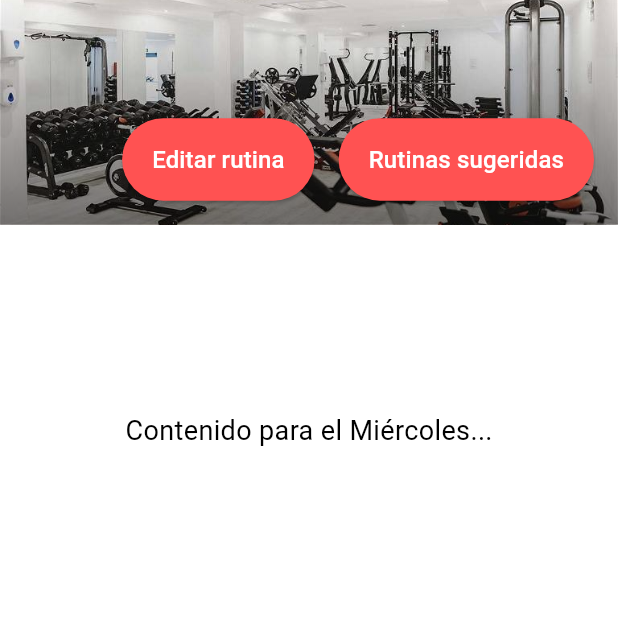
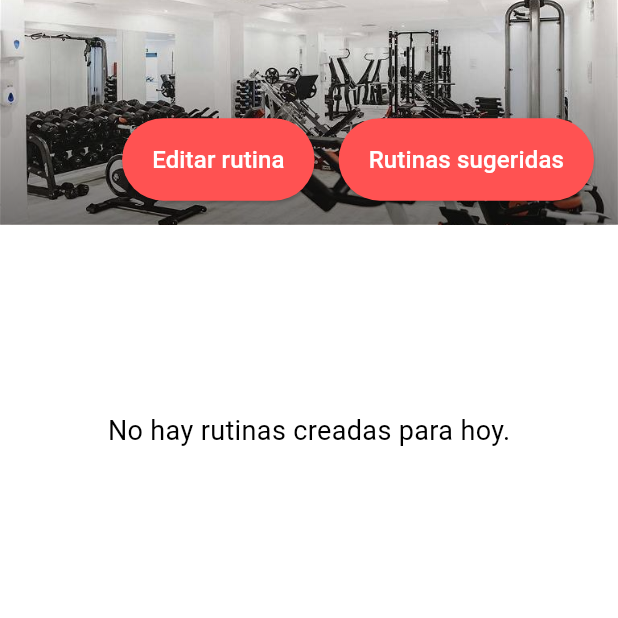
Before and after one commit to Brunitozz/FitPlan, a Flutter app: the RutinasScreen screen opened directly, on a phone screen of 412 x 824 dp, the top half of it. Run offline on Flutter 3.47's test engine with Material 3 defaults, Android fonts, the light colour scheme and no system bars.

Commit message:
Rutinas - Avanzado 75%
Listo

```diff
--- a/lib/Rutinas/editar_rutinas.dart
+++ b/lib/Rutinas/editar_rutinas.dart
@@ -1,6 +1,6 @@
 import 'package:flutter/material.dart';
 import 'package:provider/provider.dart';
-import 'provider.dart'; // Asegúrate de tener la ruta correcta
+import 'provider.dart';
 
 class EditarRutinasScreen extends StatefulWidget {
   const EditarRutinasScreen({Key? key}) : super(key: key);
--- a/lib/Rutinas/rutinas.dart
+++ b/lib/Rutinas/rutinas.dart
@@ -1,34 +1,13 @@
 import 'package:flutter/material.dart';
 import 'package:intl/intl.dart';
-import 'package:provider/provider.dart'; // Importar provider
+import 'package:provider/provider.dart';
 import 'editar_rutinas.dart';
 import 'provider.dart'; // Importar RutinasProvider
 
+String diaDeLaSemana = DateFormat('EEEE', 'es_ES').format(DateTime.now());
 
 class RutinasScreen extends StatelessWidget {
   const RutinasScreen({Key? key}) : super(key: key);
-
-  String _getContenidoDelDia() {
-    String diaDeLaSemana = DateFormat('EEEE', 'es_ES').format(DateTime.now());
-    switch (diaDeLaSemana.toLowerCase()) {
-      case 'lunes':
-        return 'Contenido para el Lunes...';
-      case 'martes':
-        return 'Contenido para el Martes...';
-      case 'miércoles':
-        return 'Contenido para el Miércoles...';
-      case 'jueves':
-        return 'Contenido para el Jueves...';
-      case 'viernes':
-        return 'Contenido para el Viernes...';
-      case 'sábado':
-        return 'Contenido para el Sábado...';
-      case 'domingo':
-        return 'Contenido para el Domingo...';
-      default:
-        return 'Contenido de las rutinas...';
-    }
-  }
 
   @override
   Widget build(BuildContext context) {
@@ -100,11 +79,7 @@ class RutinasScreen extends StatelessWidget {
               child: Center(
                 child: Consumer<RutinasProvider>(
                   builder: (context, rutinasProvider, child) {
-                    String contenido = _getContenidoDelDia();
-                    return Text(
-                      contenido,
-                      style: const TextStyle(fontSize: 18),
-                    );
+                    return mostrarRutinas(rutinasProvider);
                   },
                 ),
               ),
@@ -112,6 +87,95 @@ class RutinasScreen extends StatelessWidget {
           ),
         ],
       ),
+    );
+  }
+
+  Widget mostrarRutinas(RutinasProvider rutinasProvider) {
+    switch (diaDeLaSemana.toLowerCase()) {
+      case 'lunes':
+        return _buildRutinasList(rutinasProvider);
+      case 'martes':
+        return _buildMensaje('¡Martes libre, recupera energías!');
+      case 'miércoles':
+        return _buildRutinasList(rutinasProvider);
+      case 'jueves':
+        return _buildMensaje('¡Jueves libre, recupera energías!');
+      case 'viernes':
+        return _buildMensaje('¡Viernes libre, recupera energías!');
+      case 'sábado':
+        return _buildMensaje('¡Sábado libre, recupera energías!');
+      case 'domingo':
+        return _buildMensaje('¡Domingo libre, recupera energías!');
+      default:
+        return _buildMensaje('Contenido de las rutinas...');
+    }
+  }
+
+  Widget _buildRutinasList(RutinasProvider rutinasProvider) {
+    List<Widget> rutinasWidgets = [];
+
+    rutinasProvider.rutinas.forEach((key, rutina) {
+      if (rutina.repeticiones > 0 && rutina.series > 0) {
+        rutinasWidgets.add(Container(
+          margin: EdgeInsets.only(bottom: 10),
+          padding: EdgeInsets.all(10),
+          decoration: BoxDecoration(
+            color: Colors.redAccent.withOpacity(0.5),
+            borderRadius: BorderRadius.circular(8),
+          ),
+          child: Row(
+            children: [
+              Image.asset(
+                obtenerImagen(rutina.name),
+                width: 80,
+                height: 80,
+                fit: BoxFit.cover,
+              ),
+              SizedBox(width: 10),
+              Column(
+                crossAxisAlignment: CrossAxisAlignment.start,
+                children: [
+                  Text(
+                    rutina.name,
+                    style: TextStyle(
+                      color: Colors.white,
+                      fontWeight: FontWeight.bold,
+                      fontSize: 18,
+                    ),
+                  ),
+                  SizedBox(height: 5),
+                  Text(
+                    'Repeticiones: ${rutina.repeticiones}',
+                    style: TextStyle(color: Colors.white, fontSize: 16),
+                  ),
+                  Text(
+                    'Series: ${rutina.series}',
+                    style: TextStyle(color: Colors.white, fontSize: 16),
+                  ),
+                ],
+              ),
+            ],
+          ),
+        ));
+      }
+    });
+
+    if (rutinasWidgets.isEmpty) {
+      return Text(
+        'No hay rutinas creadas para hoy.',
+        style: TextStyle(fontSize: 18),
+      );
+    }
+
+    return ListView(
+      children: rutinasWidgets,
+    );
+  }
+
+  Widget _buildMensaje(String mensaje) {
+    return Text(
+      mensaje,
+      style: TextStyle(fontSize: 18),
     );
   }
 
@@ -154,6 +218,35 @@ class RutinasScreen extends StatelessWidget {
       },
     );
   }
+
+  String obtenerImagen(String nombre) {
+    switch (nombre) {
+      case 'Rowing':
+        return 'assets/rutinas/rowing.png';
+      case 'Chest Press':
+        return 'assets/rutinas/chest_press.png';
+      case 'Shoulder Press':
+        return 'assets/rutinas/shoulder_press.png';
+      case 'C. chair':
+        return 'assets/rutinas/chair.png';
+      case 'Crunch':
+        return 'assets/rutinas/crunch.png';
+      case 'Calf raise':
+        return 'assets/rutinas/calf_raise.png';
+      case 'Leg curl':
+        return 'assets/rutinas/leg_curl.png';
+      case 'Leg press':
+        return 'assets/rutinas/leg_press.png';
+      case 'Elliptical':
+        return 'assets/rutinas/elliptical.png';
+      case 'Treadmill':
+        return 'assets/rutinas/treadmill.png';
+      case 'Stationary bike':
+        return 'assets/rutinas/stationary_bike.png';
+      default:
+        return 'assets/rutinas/rowing.png';
+    }
+  }
 }
 
 class InteractiveSquare extends StatelessWidget {
@@ -175,8 +268,8 @@ class InteractiveSquare extends StatelessWidget {
     return GestureDetector(
       onTap: onPressed,
       child: Container(
-        width: 200,
-        height: 200,
+        width: 133,
+        height: 133,
         decoration: BoxDecoration(
           color: color,
           borderRadius: BorderRadius.circular(20),
--- a/lib/main.dart
+++ b/lib/main.dart
@@ -1,12 +1,12 @@
 import 'package:flutter/material.dart';
 import 'package:intl/date_symbol_data_local.dart';
-import 'package:provider/provider.dart'; // Importa provider
+import 'package:provider/provider.dart';
 import 'maquinas.dart';
 import 'Rutinas/rutinas.dart';
-import 'Rutinas/provider.dart'; // Importa RutinasProvider
+import 'Rutinas/provider.dart';
 
 void main() async {
-  await initializeDateFormatting('es_ES', null); // Inicializa la configuración para español España
+  await initializeDateFormatting('es_ES', null);
   runApp(const MyApp());
 }
 
@@ -73,7 +73,6 @@ class _MyHomePageState extends State<MyHomePage> {
         actions: [
           IconButton(
             onPressed: () {
-              // Implementa la acción para el ícono de fotos si es necesario
               print('Ícono de fotos presionado');
             },
             icon: const Icon(Icons.home),
@@ -137,13 +136,6 @@ class _MyHomePageState extends State<MyHomePage> {
           const Center(child: Text('Contenido Dietas')), // Contenido para Dietas
         ],
       ),
-      floatingActionButton: FloatingActionButton(
-        onPressed: () {
-          // Implementa la acción para el botón de añadir si es necesario
-          print('Botón de añadir presionado');
-        },
-        child: const Icon(Icons.add),
-      ),
     );
   }
 }
```
